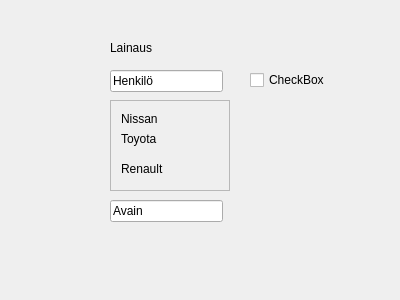
Above: lainausPOP.ui from 50904/Autolainaus before the change. Below: the same form after it.
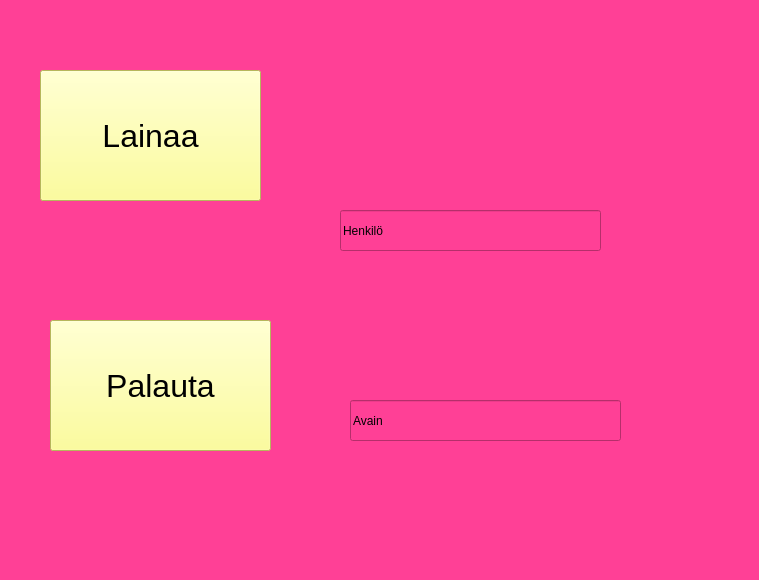
That is the form after the change. Icons and pictures are not drawn.

```diff
--- a/lainausPOP.ui
+++ b/lainausPOP.ui
@@ -6,33 +6,23 @@
    <rect>
     <x>0</x>
     <y>0</y>
-    <width>400</width>
-    <height>300</height>
+    <width>759</width>
+    <height>580</height>
    </rect>
   </property>
   <property name="windowTitle">
    <string>Form</string>
   </property>
-  <widget class="QLabel" name="label">
-   <property name="geometry">
-    <rect>
-     <x>110</x>
-     <y>40</y>
-     <width>111</width>
-     <height>16</height>
-    </rect>
-   </property>
-   <property name="text">
-    <string>Lainaus</string>
-   </property>
-  </widget>
+  <property name="styleSheet">
+   <string notr="true">background-color: rgb(255, 64, 150);</string>
+  </property>
   <widget class="QLineEdit" name="lineEdit">
    <property name="geometry">
     <rect>
-     <x>110</x>
-     <y>70</y>
-     <width>113</width>
-     <height>22</height>
+     <x>340</x>
+     <y>210</y>
+     <width>261</width>
+     <height>41</height>
     </rect>
    </property>
    <property name="text">
@@ -42,90 +32,97 @@
   <widget class="QLineEdit" name="lineEdit_2">
    <property name="geometry">
     <rect>
-     <x>110</x>
-     <y>200</y>
-     <width>113</width>
-     <height>22</height>
+     <x>350</x>
+     <y>400</y>
+     <width>271</width>
+     <height>41</height>
     </rect>
    </property>
    <property name="text">
     <string>Avain</string>
    </property>
   </widget>
-  <widget class="QCheckBox" name="checkBox">
+  <widget class="QLabel" name="studentPictureLabel">
    <property name="geometry">
     <rect>
-     <x>250</x>
+     <x>380</x>
+     <y>40</y>
+     <width>161</width>
+     <height>161</height>
+    </rect>
+   </property>
+   <property name="text">
+    <string/>
+   </property>
+   <property name="pixmap">
+    <pixmap resource="testPictures.qrc">:/png/student.png</pixmap>
+   </property>
+   <property name="scaledContents">
+    <bool>true</bool>
+   </property>
+  </widget>
+  <widget class="QLabel" name="keyPictureLabel">
+   <property name="geometry">
+    <rect>
+     <x>410</x>
+     <y>280</y>
+     <width>131</width>
+     <height>111</height>
+    </rect>
+   </property>
+   <property name="text">
+    <string/>
+   </property>
+   <property name="pixmap">
+    <pixmap resource="testPictures.qrc">:/png/Keys.png</pixmap>
+   </property>
+   <property name="scaledContents">
+    <bool>true</bool>
+   </property>
+  </widget>
+  <widget class="QPushButton" name="pushButton">
+   <property name="geometry">
+    <rect>
+     <x>40</x>
      <y>70</y>
-     <width>79</width>
-     <height>20</height>
+     <width>221</width>
+     <height>131</height>
     </rect>
    </property>
+   <property name="font">
+    <font>
+     <pointsize>24</pointsize>
+    </font>
+   </property>
+   <property name="styleSheet">
+    <string notr="true">color: rgb(0, 0, 0);
+background-color: rgb(255, 255, 127);</string>
+   </property>
    <property name="text">
-    <string>CheckBox</string>
+    <string>Lainaa</string>
    </property>
   </widget>
-  <widget class="QScrollArea" name="Nissan">
+  <widget class="QPushButton" name="pushButton_2">
    <property name="geometry">
     <rect>
-     <x>110</x>
-     <y>100</y>
-     <width>120</width>
-     <height>91</height>
+     <x>50</x>
+     <y>320</y>
+     <width>221</width>
+     <height>131</height>
     </rect>
    </property>
-   <property name="widgetResizable">
-    <bool>true</bool>
+   <property name="font">
+    <font>
+     <pointsize>24</pointsize>
+    </font>
    </property>
-   <widget class="QWidget" name="scrollAreaWidgetContents">
-    <property name="geometry">
-     <rect>
-      <x>0</x>
-      <y>0</y>
-      <width>118</width>
-      <height>89</height>
-     </rect>
-    </property>
-    <widget class="QLabel" name="label_2">
-     <property name="geometry">
-      <rect>
-       <x>10</x>
-       <y>10</y>
-       <width>49</width>
-       <height>16</height>
-      </rect>
-     </property>
-     <property name="text">
-      <string>Nissan</string>
-     </property>
-    </widget>
-    <widget class="QLabel" name="label_3">
-     <property name="geometry">
-      <rect>
-       <x>10</x>
-       <y>30</y>
-       <width>61</width>
-       <height>16</height>
-      </rect>
-     </property>
-     <property name="text">
-      <string>Toyota</string>
-     </property>
-    </widget>
-    <widget class="QLabel" name="label_4">
-     <property name="geometry">
-      <rect>
-       <x>10</x>
-       <y>60</y>
-       <width>49</width>
-       <height>16</height>
-      </rect>
-     </property>
-     <property name="text">
-      <string>Renault</string>
-     </property>
-    </widget>
-   </widget>
+   <property name="styleSheet">
+    <string notr="true">color: rgb(0, 0, 0);
+background-color: rgb(255, 255, 127);</string>
+   </property>
+   <property name="text">
+    <string>Palauta</string>
+   </property>
   </widget>
  </widget>
  <resources/>
```
Left out of the diff: 4 changed lines with no effect on the pictures.
